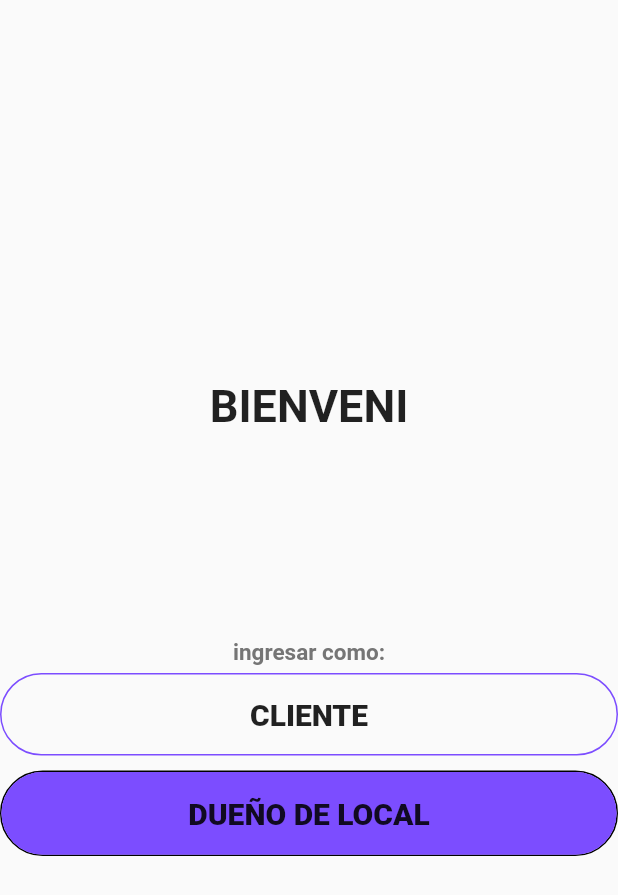
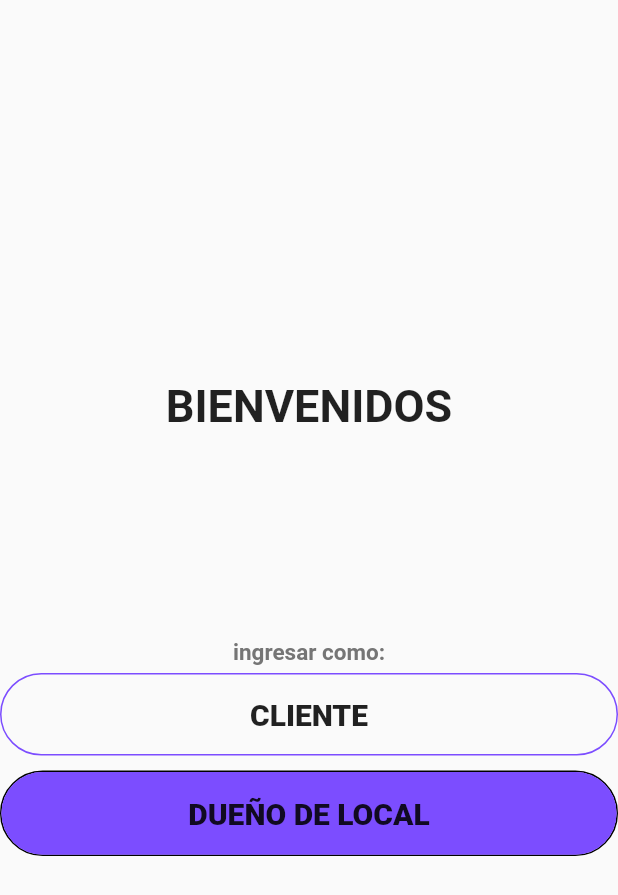
Before and after one commit to colettidaniela/PROMOSNEUQUEN, a Flutter app: the screen it shows after launch, on a phone screen of 412 x 824 dp. Shown: the top 895 px of the screen. Run offline on Flutter 3.47's test engine with Material 2 defaults, Android fonts, the phone set to English and light mode, and no system bars; our stand-ins replace curved_navigation_bar.

Commit message:
update16

```diff
--- a/lib/main.dart
+++ b/lib/main.dart
@@ -21,7 +21,7 @@ class MyApp extends StatelessWidget {
               Column(
                 children: <Widget>[
                   Text(
-                    "BIENVENI",
+                    "BIENVENIDOS",
                     style: TextStyle(
                       fontWeight: FontWeight.bold,
                       fontSize: 30,
```
